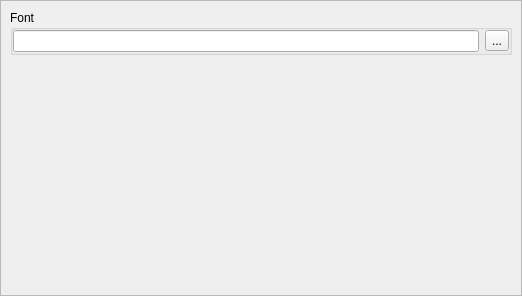
Qt form xstackviewoptionswidget.ui (horsicq/XStackView) before a commit.
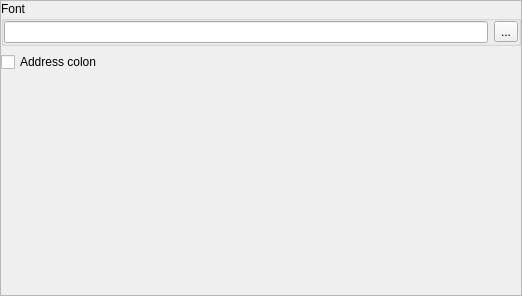
The same form after that commit.

```diff
--- a/xstackviewoptionswidget.ui
+++ b/xstackviewoptionswidget.ui
@@ -41,6 +41,18 @@
        </rect>
       </property>
       <layout class="QVBoxLayout" name="verticalLayout_2">
+       <property name="leftMargin">
+        <number>0</number>
+       </property>
+       <property name="topMargin">
+        <number>0</number>
+       </property>
+       <property name="rightMargin">
+        <number>0</number>
+       </property>
+       <property name="bottomMargin">
+        <number>0</number>
+       </property>
        <item>
         <widget class="QGroupBox" name="groupBoxHexFont">
          <property name="title">
@@ -76,6 +88,13 @@
          </layout>
         </widget>
        </item>
+       <item>
+        <widget class="QCheckBox" name="checkBoxStackAddressColon">
+         <property name="text">
+          <string>Address colon</string>
+         </property>
+        </widget>
+       </item>
        <item>
         <spacer name="verticalSpacer">
          <property name="orientation">
```
